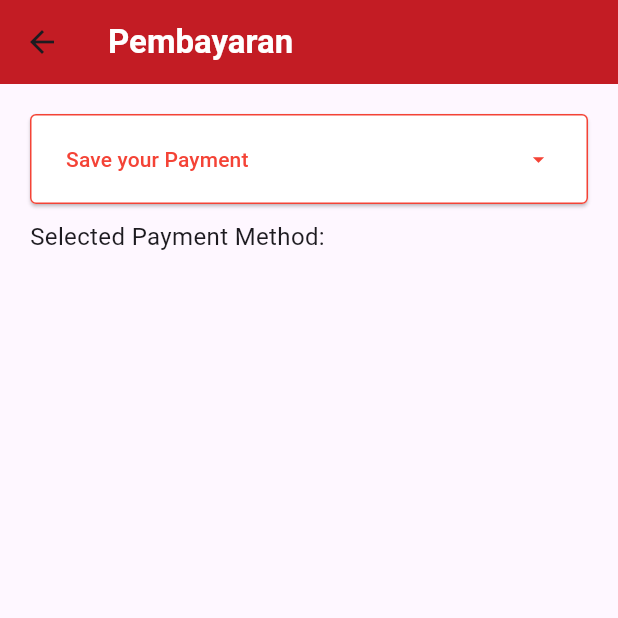
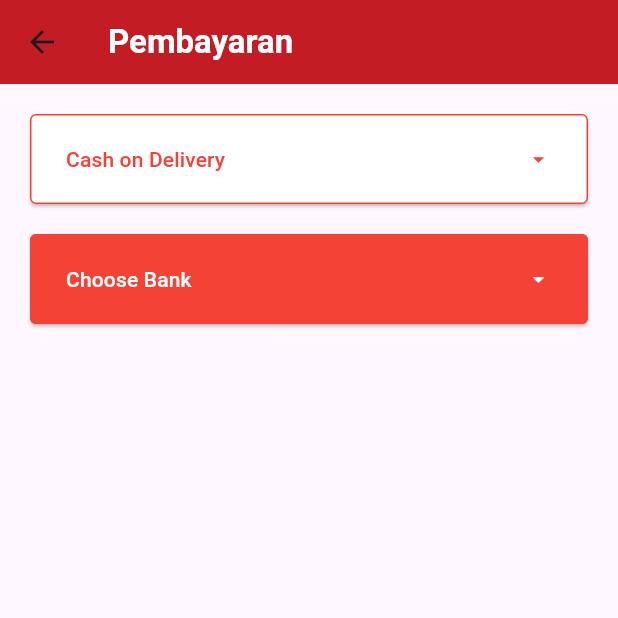
Before and after one commit to DhanielPutra/tesy, a Flutter app: the Pembayaran screen opened directly, on a phone screen of 412 x 824 dp, the top half of it. Run offline on Flutter 3.47's test engine with Material 3 defaults, Android fonts, the phone set to English and light mode, and no system bars.

Commit message:
paymentSelection

```diff
--- a/lib/pembayaran.dart
+++ b/lib/pembayaran.dart
@@ -32,57 +32,16 @@ class _PembayaranState extends State<Pembayaran> {
           crossAxisAlignment: CrossAxisAlignment.stretch,
           children: [
             ElevatedButton(
-              onPressed: () async {
-                final selectedMethod = await showMenu<String>(
-                  context: context,
-                  position: RelativeRect.fromLTRB(0, 100, 0, 0),
-                  items: <PopupMenuEntry<String>>[
-                    PopupMenuItem<String>(
-                      value: 'Cash on Delivery',
-                      child: Text(
-                        'Cash on Delivery',
-                        style: TextStyle(
-                          color: _selectedPaymentMethod == 'Cash on Delivery' ? Colors.red : null,
-                        ),
-                      ),
-                    ),
-                    PopupMenuItem<String>(
-                      value: 'Transfer Bank',
-                      child: PopupMenuButton<String>(
-                        itemBuilder: (context) => [
-                          PopupMenuItem(
-                            value: 'Bank A',
-                            child: Text('Bank A'),
-                          ),
-                          PopupMenuItem(
-                            value: 'Bank B',
-                            child: Text('Bank B'),
-                          ),
-                          PopupMenuItem(
-                            value: 'Bank C',
-                            child: Text('Bank C'),
-                          ),
-                        ],
-                        onSelected: (value) {
-                          setState(() {
-                            _selectedBank = value;
-                            _selectedPaymentMethod = 'Transfer Bank ($_selectedBank)';
-                          });
-                        },
-                      ),
-                    ),
-                  ],
-                );
-                if (selectedMethod != null && !selectedMethod.startsWith('Transfer Bank')) {
-                  setState(() {
-                    _selectedPaymentMethod = selectedMethod;
-                  });
-                }
+              onPressed: () {
+                setState(() {
+                  _selectedPaymentMethod = 'Cash on Delivery';
+                  _selectedBank = ''; // Reset selected bank when cash on delivery is chosen
+                });
               },
               style: ElevatedButton.styleFrom(
                 fixedSize: const Size(400, 60),
-                backgroundColor: Colors.white,
-                foregroundColor: Colors.red,
+                backgroundColor: _selectedPaymentMethod == 'Cash on Delivery' ? Colors.red : Colors.white,
+                foregroundColor: _selectedPaymentMethod == 'Cash on Delivery' ? Colors.white : Colors.red,
                 side: const BorderSide(color: Colors.red, width: 1),
                 shape: RoundedRectangleBorder(
                   borderRadius: BorderRadius.circular(4.0),
@@ -91,7 +50,91 @@ class _PembayaranState extends State<Pembayaran> {
               child: Row(
                 mainAxisAlignment: MainAxisAlignment.spaceBetween,
                 children: [
-                  Text('Save your Payment'),
+                  Text('Cash on Delivery'),
+                  Icon(Icons.arrow_drop_down),
+                ],
+              ),
+            ),
+            const SizedBox(height: 20),
+            ElevatedButton(
+              onPressed: () async {
+                final selectedMethod = await showMenu<String>(
+                  context: context,
+                  position: RelativeRect.fromLTRB(0, 120, 0, 0),
+                  items: <PopupMenuEntry<String>>[
+                    PopupMenuItem<String>(
+                      value: 'Bank BNI',
+                      height: 50,
+                      child: Container(
+                        decoration: BoxDecoration(
+                          border: Border.all(color: Colors.white, style: BorderStyle.none, width: 15,),
+                        ),
+                        child: Center(
+                          child: Text(
+                            'Transfer Bank BNI',
+                            style: TextStyle(
+                              color: _selectedPaymentMethod == 'Bank BNI' ? Colors.red : null,
+                            ),
+                          ),
+                        ),
+                      ),
+                    ),
+                    PopupMenuItem<String>(
+                      value: 'Bank BCA',
+                      height: 50,
+                      child: Container(
+                        decoration: BoxDecoration(
+                          border: Border.all(color: Colors.white, style: BorderStyle.none, width: 15,),
+                        ),
+                        child: Center(
+                          child: Text(
+                            'Transfer Bank BCA',
+                            style: TextStyle(
+                              color: _selectedPaymentMethod == 'Bank BCA' ? Colors.red : null,
+                            ),
+                          ),
+                        ),
+                      ),
+                    ),
+                    PopupMenuItem<String>(
+                      value: 'Bank Mandiri',
+                      height: 50,
+                      child: Container(
+                        decoration: BoxDecoration(
+                          border: Border.all(color: Colors.white, style: BorderStyle.none, width: 15,),
+                        ),
+                        child: Center(
+                          child: Text(
+                            'Transfer Bank Mandiri',
+                            style: TextStyle(
+                              color: _selectedPaymentMethod == 'Bank Mandiri' ? Colors.red : null,
+                            ),
+                          ),
+                        ),
+                      ),
+                    ),
+                  ],
+                );
+                if (selectedMethod != null && selectedMethod.startsWith('Bank')) {
+                  setState(() {
+                    _selectedPaymentMethod = selectedMethod;
+                    _selectedBank = selectedMethod; // Set selected bank to the chosen bank name
+                  });
+                }
+              },
+              style: ElevatedButton.styleFrom(
+                fixedSize: const Size(400, 60),
+                backgroundColor: _selectedPaymentMethod != 'Cash on Delivery' ? Colors.red : Colors.white,
+                foregroundColor: _selectedPaymentMethod != 'Cash on Delivery' ? Colors.white : Colors.red,
+                side: const BorderSide(color: Colors.red, width: 1),
+                shape: RoundedRectangleBorder(
+                  borderRadius: BorderRadius.circular(4.0),
+                ),
+              ),
+              child: Row(
+                mainAxisAlignment: MainAxisAlignment.spaceBetween,
+                children: [
+                  Text(_selectedBank.isNotEmpty ? _selectedBank : 'Choose Bank'), // Display selected bank name or default text
                   Icon(Icons.arrow_drop_down),
                 ],
               ),
@@ -99,10 +142,7 @@ class _PembayaranState extends State<Pembayaran> {
             const SizedBox(
               height: 10,
             ),
-            Text(
-              'Selected Payment Method: $_selectedPaymentMethod',
-              style: const TextStyle(fontSize: 16),
-            ),
+
             const SizedBox(
               height: 50,
             ),
```
